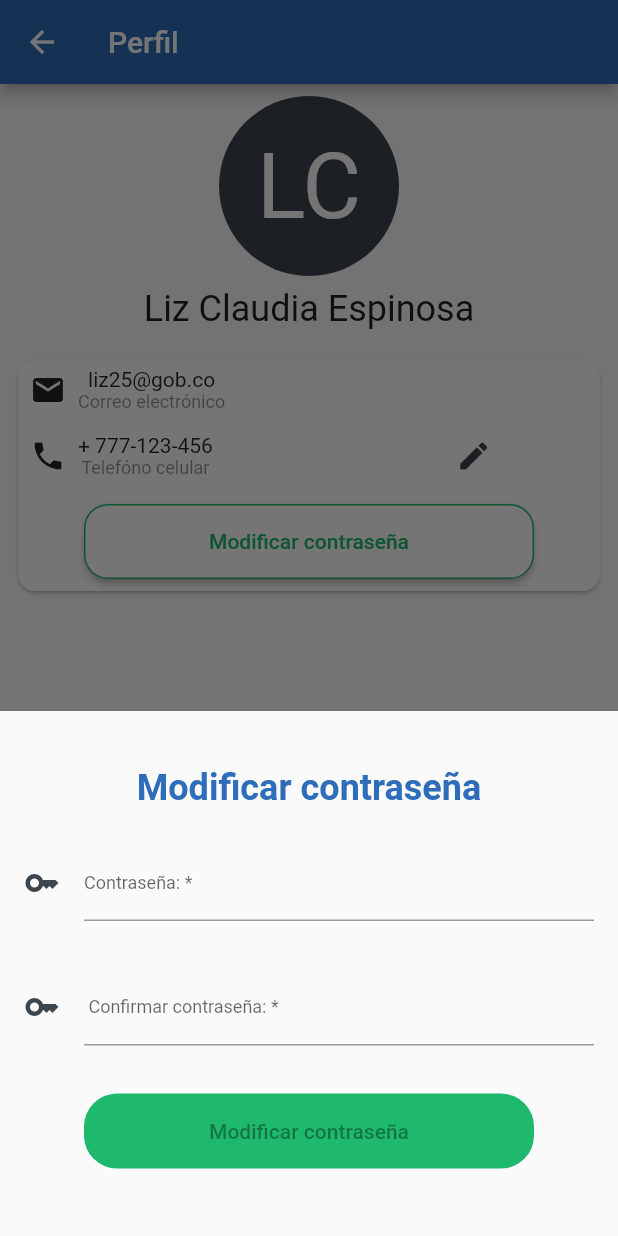
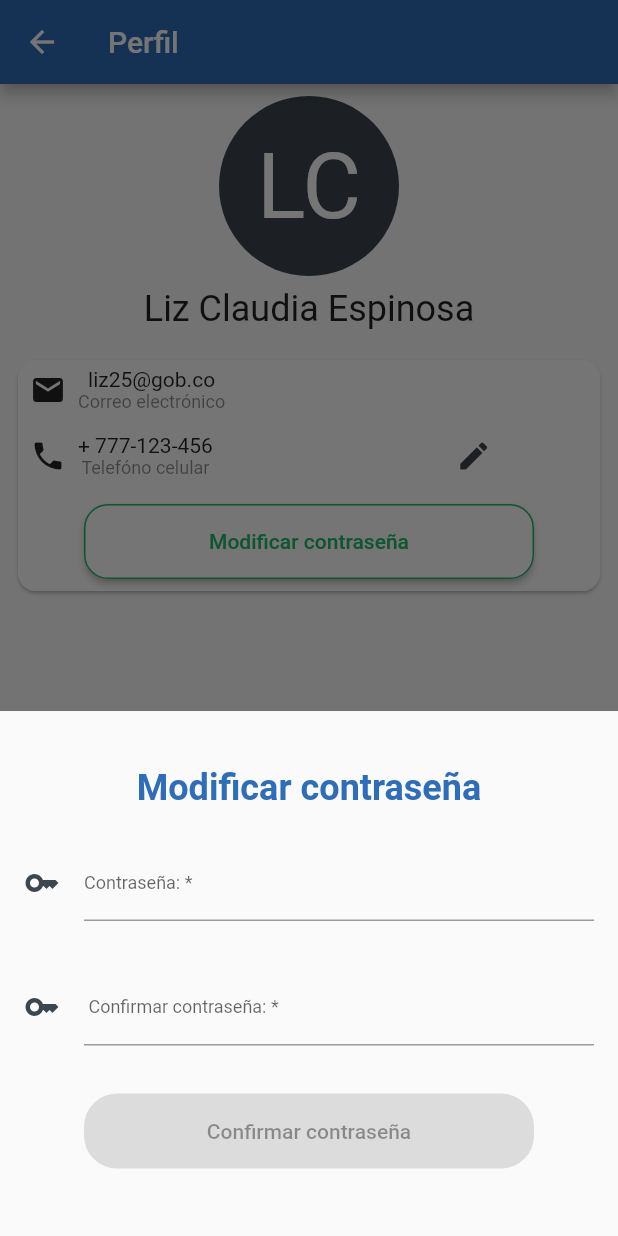
Before and after one commit to 20203tn128/donaciones, a Flutter app: the Profile screen opened directly, after a tap on "Modificar contraseña", on a phone screen of 412 x 824 dp. Run offline on Flutter 3.47's test engine with Material 2 defaults, Android fonts, the phone set to English and light mode, and no system bars; our stand-ins replace dio.

Commit message:
Modificaciones en modifcar contraseña bottom

```diff
--- a/lib/modules/profile/screens/profile.dart
+++ b/lib/modules/profile/screens/profile.dart
@@ -344,17 +344,16 @@ class _ProfileState extends State<Profile> {
                                                         ? null
                                                         : () async {
                                                             print(
-                                                                '$_password $_passwordConfirm');
+                                                                '$_password,$_passwordConfirm');
                                                             //var response = await dio.post<Response>('/api/v1/login', data: {'email': _email, 'password': _password});
-
                                                             Navigator.of(
                                                                     context)
                                                                 .pushNamed(
                                                                     '/settings');
                                                           },
                                                     child: const Text(
-                                                        'Modificar contraseña'),
-                                                    style: OutlinedButton.styleFrom(
+                                                        'Confirmar contraseña'),
+                                                    style: ElevatedButton.styleFrom(
                                                         minimumSize:
                                                             Size(300, 50),
                                                         shape: RoundedRectangleBorder(
```
